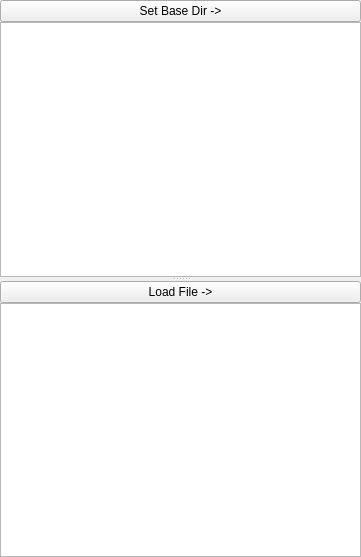
Above: lib/util/FileLoader/template.ui from acq4/acq4 before the change. Below: the same form after it.
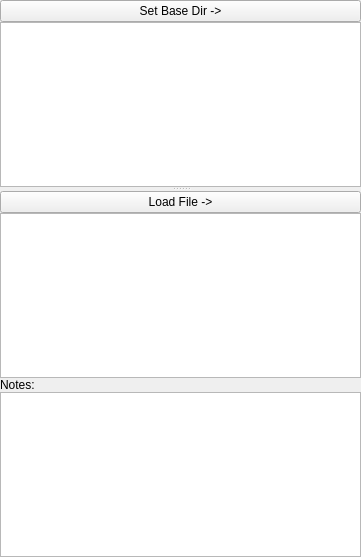
That is the form after the change. Custom widgets are drawn as their Qt base class.

Commit message: FileLoader now has a text box for displaying notes from the selected file/dir.

```diff
--- a/lib/util/FileLoader/template.ui
+++ b/lib/util/FileLoader/template.ui
@@ -78,6 +78,16 @@
          </column>
         </widget>
        </item>
+       <item>
+        <widget class="QLabel" name="label">
+         <property name="text">
+          <string>Notes:</string>
+         </property>
+        </widget>
+       </item>
+       <item>
+        <widget class="QTextEdit" name="notesTextEdit"/>
+       </item>
       </layout>
      </widget>
     </widget>
```
The commit also changes 4 other files.
